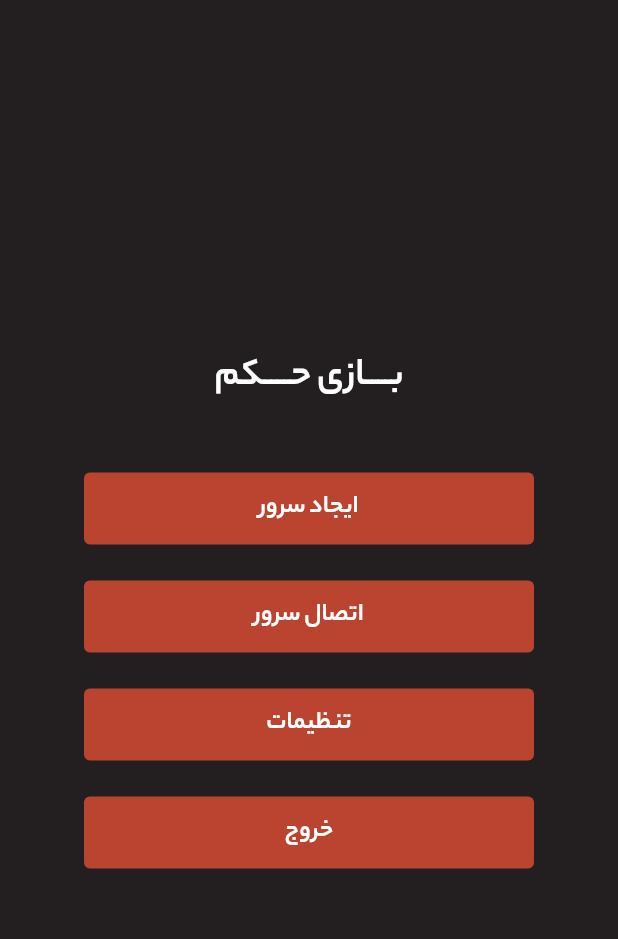
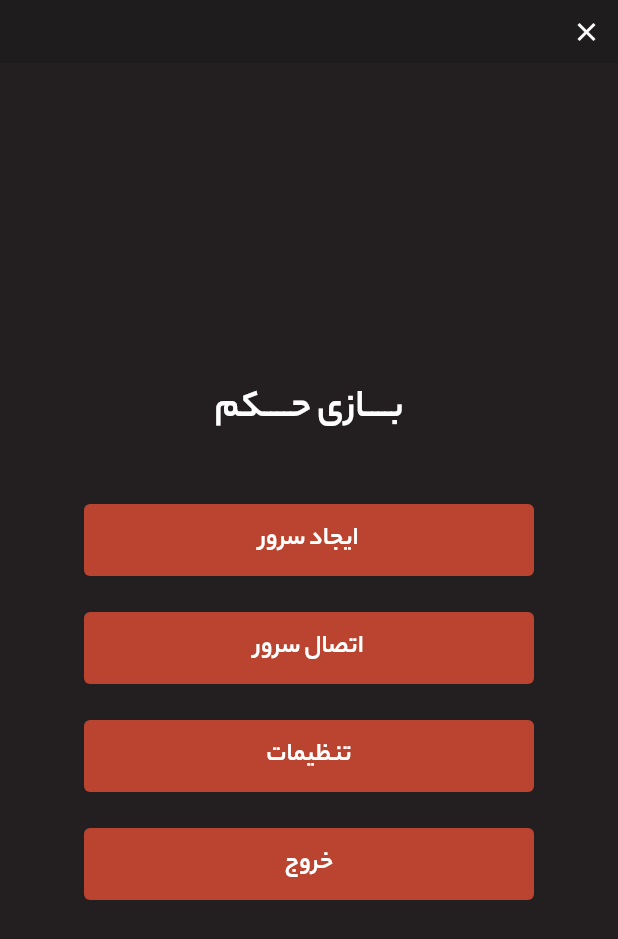
Before and after one commit to P-B1101/card-game, a Flutter app: the screen it shows after launch, on a phone screen of 412 x 824 dp. Shown: the top 939 px of the screen. Run offline on Flutter 3.47's test engine with Material 3 defaults, Android fonts, the phone set to English and light mode, and no system bars; our stand-ins replace auto_route, bloc, bloc_concurrency, dartz, equatable, flutter_bloc and 5 more; missing offline and left inert: animation_wrappers, bitsdojo_window, socket_io; accounts and stored records are empty; generated files the repository leaves out were written again.

Commit message:
improve ui

```diff
--- /dev/null
+++ b/lib/core/components/container/toolbar_widget.dart
@@ -0,0 +1,61 @@
+import 'package:bitsdojo_window/bitsdojo_window.dart';
+import 'package:flutter/material.dart';
+
+import '../../utils/assets.dart';
+import '../../utils/utils.dart';
+
+class ToolbarWidget extends StatelessWidget {
+  final Widget child;
+  const ToolbarWidget({
+    super.key,
+    required this.child,
+  });
+
+  @override
+  Widget build(BuildContext context) {
+    return Material(
+      color: MColors.secondaryColor,
+      child: Stack(
+        children: [
+          Positioned.fill(
+            top: 42,
+            child: child,
+          ),
+          Row(
+            children: [
+              SizedBox.square(
+                dimension: 42,
+                child: Material(
+                  color: Colors.black.withOpacity(.1),
+                  child: const InkWell(
+                    onTap: Utils.exitApp,
+                    child: Center(
+                      child: Icon(
+                        Icons.close,
+                        size: 20,
+                        color: MColors.whiteColor,
+                      ),
+                    ),
+                  ),
+                ),
+              ),
+              Expanded(
+                child: MouseRegion(
+                  cursor: SystemMouseCursors.move,
+                  child: GestureDetector(
+                    onPanStart: (details) => appWindow.startDragging(),
+                    child: Container(
+                      height: 42,
+                      width: double.infinity,
+                      color: Colors.black.withOpacity(.1),
+                    ),
+                  ),
+                ),
+              ),
+            ],
+          )
+        ],
+      ),
+    );
+  }
+}
--- a/lib/feature/menu/presentation/page/menu_page.dart
+++ b/lib/feature/menu/presentation/page/menu_page.dart
@@ -51,13 +51,15 @@ class __MenuPageState extends State<_MenuPage> {
               ),
             ),
             const SizedBox(height: 32),
-            ListView.builder(
+            Flexible(
+              child: ListView.builder(
                 itemCount: MenuItem.values.length,
                 shrinkWrap: true,
                 itemBuilder: (context, index) => Center(
                   child: MenuItemWidget(
                     title: MenuItem.values[index].toStringValue(context),
                     onClick: () => _onClick(MenuItem.values[index]),
+                  ),
                 ),
               ),
             ),
--- a/lib/feature/router/my_app.dart
+++ b/lib/feature/router/my_app.dart
@@ -1,10 +1,10 @@
-import 'package:bitsdojo_window/bitsdojo_window.dart';
 import 'package:flutter/material.dart';
 import 'package:flutter/services.dart';
 import 'package:flutter_bloc/flutter_bloc.dart';
 import 'package:flutter_gen/gen_l10n/app_localizations.dart';
 import 'package:intl/intl.dart';
 
+import '../../core/components/container/toolbar_widget.dart';
 import '../../core/utils/assets.dart';
 import '../../core/utils/extensions.dart';
 import '../../injectable_container.dart';
@@ -61,7 +61,9 @@ class MyApp extends StatelessWidget {
                 textScaler: TextScaler.linear(scaleFactor),
                 boldText: false,
               ),
-              child: MoveWindow(child: UsernameWidget(child: child!)),
+              child: ToolbarWidget(
+                child: UsernameWidget(child: child!),
+              ),
             ),
           );
         },
```
Lines whose indentation alone changed are shown as unchanged.
